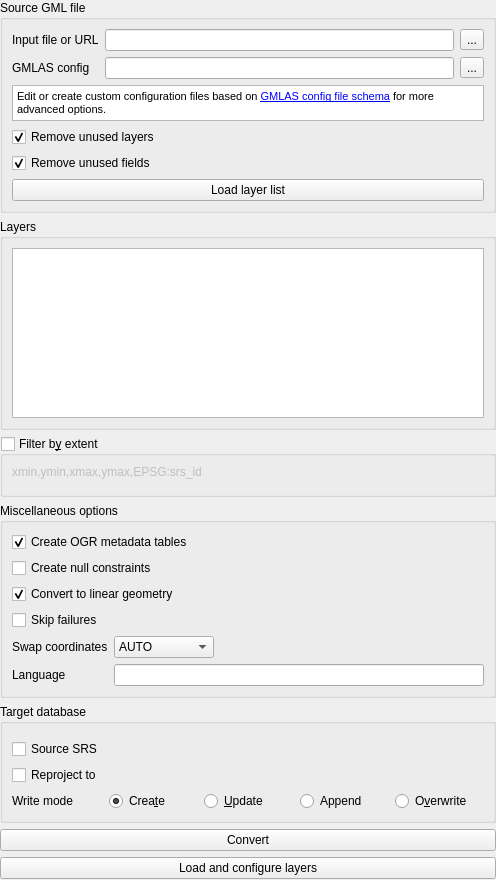
Above: gml_application_schema_toolbox/ui/import_gmlas_panel.ui from BRGM/gml_application_schema_toolbox before the change. Below: the same form after it.
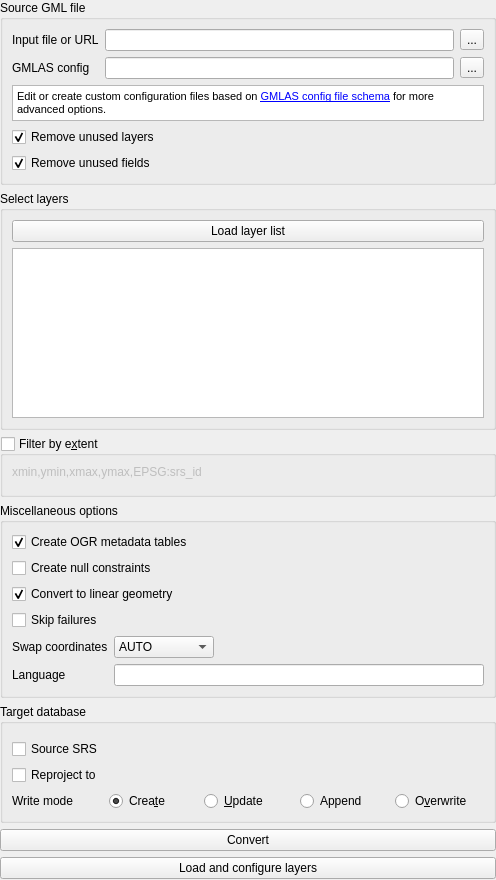
That is the form after the change. Custom widgets are drawn as their Qt base class.

Diff of the .ui file:
```diff
--- a/gml_application_schema_toolbox/ui/import_gmlas_panel.ui
+++ b/gml_application_schema_toolbox/ui/import_gmlas_panel.ui
@@ -140,13 +140,6 @@
         </property>
        </widget>
       </item>
-      <item>
-       <widget class="QPushButton" name="validateButton">
-        <property name="text">
-         <string>Load layer list</string>
-        </property>
-       </widget>
-      </item>
      </layout>
     </widget>
    </item>
@@ -159,9 +152,16 @@
       </sizepolicy>
      </property>
      <property name="title">
-      <string>Layers</string>
+      <string>Select layers</string>
      </property>
      <layout class="QVBoxLayout" name="verticalLayout_6">
+      <item>
+       <widget class="QPushButton" name="validateButton">
+        <property name="text">
+         <string>Load layer list</string>
+        </property>
+       </widget>
+      </item>
       <item>
        <widget class="QListWidget" name="datasetsListWidget">
         <property name="selectionMode">
@@ -178,7 +178,7 @@
       <string>&lt;html&gt;&lt;head/&gt;&lt;body&gt;&lt;p&gt;Define an area of interest to download data from. The extent can be defined from map canvas.&lt;/p&gt;&lt;/body&gt;&lt;/html&gt;</string>
      </property>
      <property name="title">
-      <string>Filter b&amp;y extent</string>
+      <string>Filter by e&amp;xtent</string>
      </property>
      <property name="checkable">
       <bool>true</bool>
@@ -512,6 +512,12 @@
    <header>gml_application_schema_toolbox.gui.database_widget</header>
    <container>1</container>
   </customwidget>
+  <customwidget>
+   <class>QgsCollapsibleGroupBox</class>
+   <extends>QGroupBox</extends>
+   <header>qgis.gui</header>
+   <container>1</container>
+  </customwidget>
  </customwidgets>
  <resources/>
  <connections>
```
Left out of the diff: 5 changed lines with no effect on the pictures.
